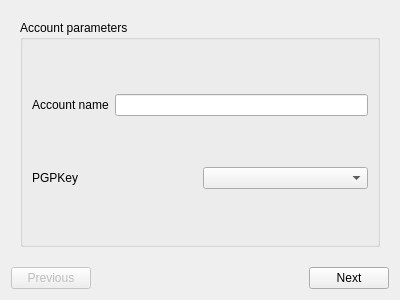
Qt form res/ui/accountConfigurationDialog.ui (duniter/sakia) before a commit.
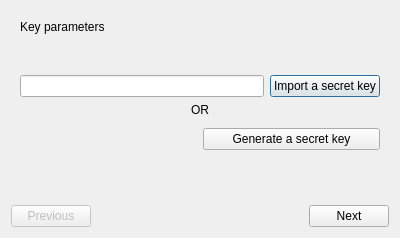
The same form after that commit. The open tabs and pages were chosen to show the change.

Commit message: GPG keyrings for each account Configuring account reworking Some bugs fixed

What changed in the file:
```diff
--- a/res/ui/accountConfigurationDialog.ui
+++ b/res/ui/accountConfigurationDialog.ui
@@ -7,7 +7,7 @@
     <x>0</x>
     <y>0</y>
     <width>400</width>
-    <height>300</height>
+    <height>238</height>
    </rect>
   </property>
   <property name="windowTitle">
@@ -30,6 +30,19 @@
           <string>Account parameters</string>
          </property>
          <layout class="QVBoxLayout" name="verticalLayout_2">
+          <item>
+           <spacer name="verticalSpacer_3">
+            <property name="orientation">
+             <enum>Qt::Vertical</enum>
+            </property>
+            <property name="sizeHint" stdset="0">
+             <size>
+              <width>20</width>
+              <height>40</height>
+             </size>
+            </property>
+           </spacer>
+          </item>
           <item>
            <layout class="QHBoxLayout" name="horizontalLayout">
             <item>
@@ -45,24 +58,113 @@
            </layout>
           </item>
           <item>
-           <layout class="QHBoxLayout" name="horizontalLayout_2">
-            <item>
-             <widget class="QLabel" name="label_2">
-              <property name="text">
-               <string>PGPKey </string>
-              </property>
-             </widget>
-            </item>
-            <item>
-             <widget class="QComboBox" name="combo_keys_list"/>
-            </item>
-           </layout>
+           <spacer name="verticalSpacer_4">
+            <property name="orientation">
+             <enum>Qt::Vertical</enum>
+            </property>
+            <property name="sizeHint" stdset="0">
+             <size>
+              <width>20</width>
+              <height>40</height>
+             </size>
+            </property>
+           </spacer>
           </item>
          </layout>
         </widget>
        </item>
       </layout>
      </widget>
+     <widget class="QWidget" name="page_gpg">
+      <layout class="QVBoxLayout" name="verticalLayout_7">
+       <item>
+        <widget class="QLabel" name="label_3">
+         <property name="text">
+          <string>Key parameters</string>
+         </property>
+        </widget>
+       </item>
+       <item>
+        <spacer name="verticalSpacer_2">
+         <property name="orientation">
+          <enum>Qt::Vertical</enum>
+         </property>
+         <property name="sizeHint" stdset="0">
+          <size>
+           <width>20</width>
+           <height>40</height>
+          </size>
+         </property>
+        </spacer>
+       </item>
+       <item>
+        <layout class="QHBoxLayout" name="horizontalLayout_2">
+         <item>
+          <layout class="QVBoxLayout" name="verticalLayout_6">
+           <item>
+            <layout class="QHBoxLayout" name="horizontalLayout_5">
+             <item>
+              <widget class="QLineEdit" name="edit_secretkey_path"/>
+             </item>
+             <item>
+              <widget class="QPushButton" name="button_import">
+               <property name="text">
+                <string>Import a secret key</string>
+               </property>
+              </widget>
+             </item>
+            </layout>
+           </item>
+           <item>
+            <widget class="QLabel" name="label_4">
+             <property name="text">
+              <string>OR</string>
+             </property>
+             <property name="alignment">
+              <set>Qt::AlignCenter</set>
+             </property>
+            </widget>
+           </item>
+           <item>
+            <layout class="QHBoxLayout" name="horizontalLayout_6">
+             <property name="topMargin">
+              <number>5</number>
+             </property>
+             <item>
+              <widget class="QLabel" name="label_fingerprint">
+               <property name="text">
+                <string/>
+               </property>
+              </widget>
+             </item>
+             <item>
+              <widget class="QPushButton" name="button_generate">
+               <property name="text">
+                <string>Generate a secret key</string>
+               </property>
+              </widget>
+             </item>
+            </layout>
+           </item>
+          </layout>
+         </item>
+        </layout>
+       </item>
+       <item>
+        <spacer name="verticalSpacer">
+         <property name="orientation">
+          <enum>Qt::Vertical</enum>
+         </property>
+         <property name="sizeHint" stdset="0">
+          <size>
+           <width>20</width>
+           <height>40</height>
+          </size>
+         </property>
+        </spacer>
+       </item>
+      </layout>
+     </widget>
      <widget class="QWidget" name="page__communities">
       <layout class="QVBoxLayout" name="verticalLayout_5">
        <item>
```
Left out of the diff: 34 changed lines with no effect on the pictures. The commit also changes 9 other files.
